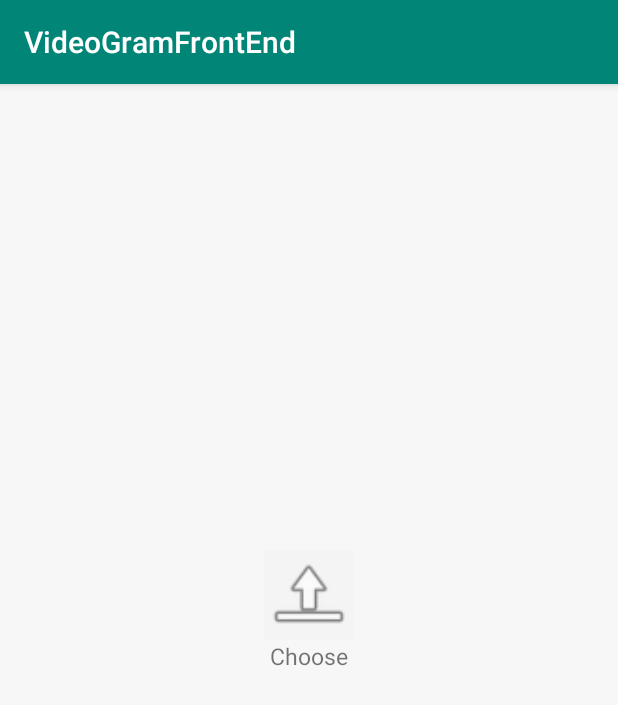
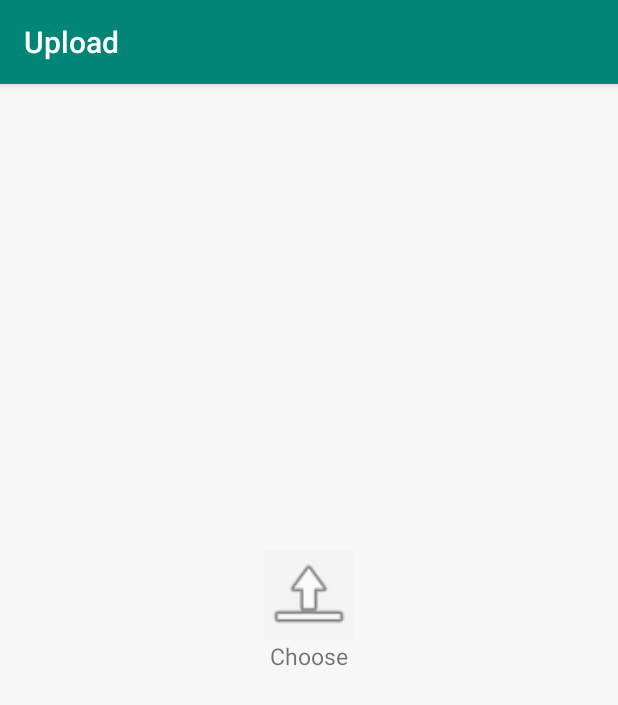
Before and after one commit to jerry1177/VideoGramFrontEnd, an Android app: the UploadVideoFragment screen opened through its navigation route, on a phone screen of 412 x 824 dp. Shown: the top 705 px of the screen. Run offline under Robolectric (Android 15) with nearby library versions, the phone set to English and light mode, and no system bars; our stand-ins replace Volley; libraries missing offline, so code that uses them is left out: com.amazonaws.auth, com.amazonaws.mobile, com.amazonaws.mobileconnectors, com.amazonaws.services; network calls fail; 1 statement that could not run was skipped.

Commit message:
Small updates

```diff
--- a/app/src/main/java/com/example/videogramfrontend/SearchFragment.java
+++ b/app/src/main/java/com/example/videogramfrontend/SearchFragment.java
@@ -122,7 +122,8 @@ public class SearchFragment extends Fragment {
     @Override
     public void onViewCreated(@NonNull View view, @Nullable Bundle savedInstanceState) {
         super.onViewCreated(view, savedInstanceState);
-
+        MainActivity main = (MainActivity) getActivity();
+        main.getSupportActionBar().setTitle("Users");
         SearchBar = (EditText) view.findViewById(R.id.SearchBar);
         UserListView = (ListView) view.findViewById(R.id.UserListView);
         UserVideosListView = (ListView) view.findViewById(R.id.UserVideosListView);
--- a/app/src/main/java/com/example/videogramfrontend/UploadVideoFragment.java
+++ b/app/src/main/java/com/example/videogramfrontend/UploadVideoFragment.java
@@ -139,6 +139,8 @@ public class UploadVideoFragment extends Fragment {
     @Override
     public void onViewCreated(@NonNull View view, @Nullable Bundle savedInstanceState) {
         super.onViewCreated(view, savedInstanceState);
+        MainActivity main = (MainActivity) getActivity();
+        main.getSupportActionBar().setTitle("Upload");
         uploadVideoView = (VideoView) view.findViewById(R.id.uploadVideoView);
         uploadVideoView.setVisibility(View.INVISIBLE);
         description = (EditText) view.findViewById(R.id.description);
```
